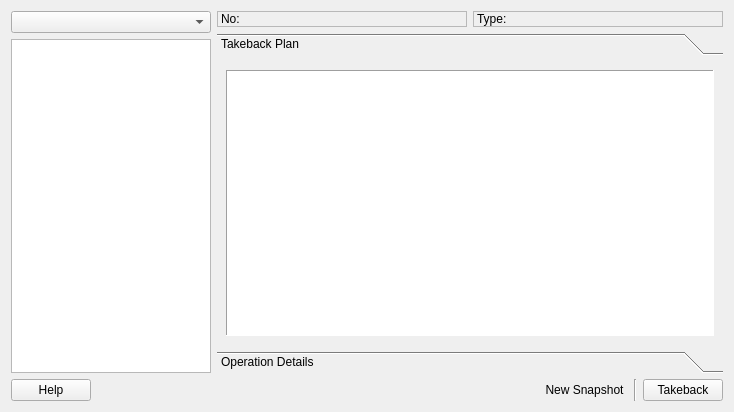
Qt form kde4/history-manager/ui/mainwindow.ui (pars-linux/uludag) before a commit.
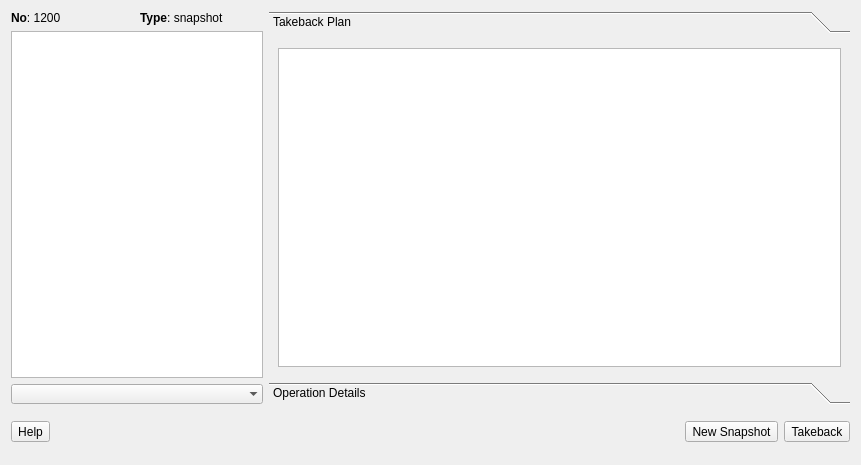
The same form after that commit. The open tabs and pages were chosen to show the change. Icons and pictures are not drawn.

```diff
--- a/kde4/history-manager/ui/mainwindow.ui
+++ b/kde4/history-manager/ui/mainwindow.ui
@@ -5,8 +5,8 @@
    <rect>
     <x>0</x>
     <y>0</y>
-    <width>734</width>
-    <height>412</height>
+    <width>861</width>
+    <height>465</height>
    </rect>
   </property>
   <property name="windowTitle" >
@@ -16,76 +16,112 @@
    <iconset resource="../resources/data.qrc" >
     <normaloff>:/icons/history-manager.png</normaloff>:/icons/history-manager.png</iconset>
   </property>
-  <layout class="QGridLayout" name="gridLayout_2" >
+  <layout class="QGridLayout" name="gridLayout" >
    <item row="0" column="0" >
     <layout class="QVBoxLayout" name="verticalLayout" >
      <item>
-      <widget class="QComboBox" name="comboBox" >
-       <property name="maximumSize" >
-        <size>
-         <width>200</width>
-         <height>16777215</height>
-        </size>
-       </property>
+      <layout class="QHBoxLayout" name="horizontalLayout_2" >
+       <item>
+        <widget class="QLabel" name="noLabel" >
+         <property name="font" >
+          <font>
+           <weight>50</weight>
+           <bold>false</bold>
+           <underline>false</underline>
+           <strikeout>false</strikeout>
+          </font>
+         </property>
+         <property name="frameShape" >
+          <enum>QFrame::NoFrame</enum>
+         </property>
+         <property name="frameShadow" >
+          <enum>QFrame::Plain</enum>
+         </property>
+         <property name="text" >
+          <string>&lt;b>No&lt;/b>: 1200</string>
+         </property>
+         <property name="textFormat" >
+          <enum>Qt::RichText</enum>
+         </property>
+         <property name="textInteractionFlags" >
+          <set>Qt::NoTextInteraction</set>
+         </property>
       </widget>
      </item>
      <item>
-      <layout class="QHBoxLayout" name="horizontalLayout_2" />
-     </item>
+        <widget class="QLabel" name="typeLabel" >
+         <property name="font" >
+          <font>
+           <weight>50</weight>
+           <bold>false</bold>
+          </font>
+         </property>
+         <property name="frameShape" >
+          <enum>QFrame::NoFrame</enum>
+         </property>
+         <property name="frameShadow" >
+          <enum>QFrame::Plain</enum>
+         </property>
+         <property name="text" >
+          <string>&lt;b>Type&lt;/b>: snapshot</string>
+         </property>
+         <property name="textFormat" >
+          <enum>Qt::RichText</enum>
+         </property>
+         <property name="textInteractionFlags" >
+          <set>Qt::NoTextInteraction</set>
+         </property>
+        </widget>
+       </item>
+      </layout>
+     </item>
      <item>
-      <widget class="QListWidget" name="lw" >
+      <widget class="QListView" name="lw" >
        <property name="sizePolicy" >
-        <sizepolicy vsizetype="Expanding" hsizetype="Preferred" >
+        <sizepolicy vsizetype="Expanding" hsizetype="Minimum" >
          <horstretch>0</horstretch>
          <verstretch>0</verstretch>
         </sizepolicy>
        </property>
-       <property name="maximumSize" >
+       <property name="minimumSize" >
         <size>
          <width>200</width>
+         <height>0</height>
+        </size>
+       </property>
+       <property name="maximumSize" >
+        <size>
+         <width>260</width>
          <height>16777215</height>
         </size>
        </property>
        <property name="toolTip" >
         <string>Select a operation to process</string>
        </property>
-       <property name="viewMode" >
-        <enum>QListView::ListMode</enum>
+      </widget>
+     </item>
+     <item>
+      <widget class="QComboBox" name="comboBox" >
+       <property name="maximumSize" >
+        <size>
+         <width>260</width>
+         <height>16777215</height>
+        </size>
        </property>
-       <property name="sortingEnabled" >
-        <bool>true</bool>
+       <property name="maxVisibleItems" >
+        <number>5</number>
+       </property>
+       <property name="maxCount" >
+        <number>5</number>
+       </property>
+       <property name="frame" >
+        <bool>false</bool>
        </property>
       </widget>
      </item>
     </layout>
    </item>
    <item row="0" column="1" >
-    <layout class="QVBoxLayout" name="verticalLayout_2" >
-     <item>
-      <layout class="QHBoxLayout" name="horizontalLayout_3" >
-       <item>
-        <widget class="QLabel" name="noLabel2" >
-         <property name="frameShape" >
-          <enum>QFrame::StyledPanel</enum>
-         </property>
-         <property name="text" >
-          <string>No:</string>
-         </property>
-        </widget>
-       </item>
-       <item>
-        <widget class="QLabel" name="typeLabel2" >
-         <property name="frameShape" >
-          <enum>QFrame::StyledPanel</enum>
-         </property>
-         <property name="text" >
-          <string>Type:</string>
-         </property>
-        </widget>
-       </item>
-      </layout>
-     </item>
-     <item>
       <widget class="QToolBox" name="operationTB" >
        <property name="autoFillBackground" >
         <bool>false</bool>
@@ -104,8 +140,8 @@
          <rect>
           <x>0</x>
           <y>0</y>
-          <width>508</width>
-          <height>265</height>
+        <width>599</width>
+        <height>332</height>
          </rect>
         </property>
         <attribute name="label" >
@@ -118,18 +154,21 @@
         <attribute name="toolTip" >
          <string>Click to see what will happen if you click restore button</string>
         </attribute>
-        <layout class="QGridLayout" name="gridLayout" >
+      <layout class="QGridLayout" name="gridLayout_2" >
          <item row="0" column="0" >
           <widget class="QTextEdit" name="textEdit" >
            <property name="frameShape" >
-            <enum>QFrame::Panel</enum>
-           </property>
-           <property name="documentTitle" >
-            <string/>
+          <enum>QFrame::StyledPanel</enum>
+         </property>
+         <property name="frameShadow" >
+          <enum>QFrame::Sunken</enum>
            </property>
            <property name="undoRedoEnabled" >
             <bool>false</bool>
            </property>
+         <property name="lineWrapMode" >
+          <enum>QTextEdit::NoWrap</enum>
+         </property>
            <property name="readOnly" >
             <bool>true</bool>
            </property>
@@ -174,21 +213,26 @@
         </layout>
        </widget>
       </widget>
-     </item>
-    </layout>
    </item>
    <item row="1" column="0" colspan="2" >
     <layout class="QHBoxLayout" name="horizontalLayout" >
      <item>
-      <widget class="QPushButton" name="helpPB" >
-       <property name="toolTip" >
-        <string>Show Help Text</string>
-       </property>
+      <widget class="QToolButton" name="toolButton" >
        <property name="text" >
         <string>Help</string>
        </property>
-       <property name="flat" >
-        <bool>false</bool>
+       <property name="icon" >
+        <iconset resource="../resources/data.qrc" >
+         <normaloff>:/icons/help.png</normaloff>:/icons/help.png</iconset>
+       </property>
+       <property name="iconSize" >
+        <size>
+         <width>24</width>
+         <height>24</height>
+        </size>
+       </property>
+       <property name="toolButtonStyle" >
+        <enum>Qt::ToolButtonTextUnderIcon</enum>
        </property>
       </widget>
      </item>
@@ -199,40 +243,50 @@
        </property>
        <property name="sizeHint" stdset="0" >
         <size>
-         <width>40</width>
-         <height>20</height>
+         <width>636</width>
+         <height>44</height>
         </size>
        </property>
       </spacer>
      </item>
      <item>
-      <widget class="QPushButton" name="newSnapshotPB" >
-       <property name="toolTip" >
-        <string>Take a new snapshot</string>
-       </property>
+      <widget class="QToolButton" name="newSnapshotTB" >
        <property name="text" >
         <string>New Snapshot</string>
        </property>
-       <property name="flat" >
-        <bool>true</bool>
+       <property name="icon" >
+        <iconset resource="../resources/data.qrc" >
+         <normaloff>:/icons/snapshot.png</normaloff>:/icons/snapshot.png</iconset>
        </property>
-      </widget>
-     </item>
-     <item>
-      <widget class="Line" name="line" >
-       <property name="orientation" >
-        <enum>Qt::Vertical</enum>
+       <property name="iconSize" >
+        <size>
+         <width>24</width>
+         <height>24</height>
+        </size>
        </property>
+       <property name="toolButtonStyle" >
+        <enum>Qt::ToolButtonTextUnderIcon</enum>
+       </property>
       </widget>
      </item>
      <item>
-      <widget class="QPushButton" name="restorePB" >
-       <property name="toolTip" >
-        <string>Restore to a previous state</string>
-       </property>
+      <widget class="QToolButton" name="restoreTB" >
        <property name="text" >
         <string>Takeback</string>
        </property>
+       <property name="icon" >
+        <iconset resource="../resources/data.qrc" >
+         <normaloff>:/icons/takeback.png</normaloff>:/icons/takeback.png</iconset>
+       </property>
+       <property name="iconSize" >
+        <size>
+         <width>24</width>
+         <height>24</height>
+        </size>
+       </property>
+       <property name="toolButtonStyle" >
+        <enum>Qt::ToolButtonTextUnderIcon</enum>
+       </property>
       </widget>
      </item>
     </layout>
```
Left out of the diff: 39 changed lines with no effect on the pictures. Lines whose indentation alone changed are shown as unchanged.
